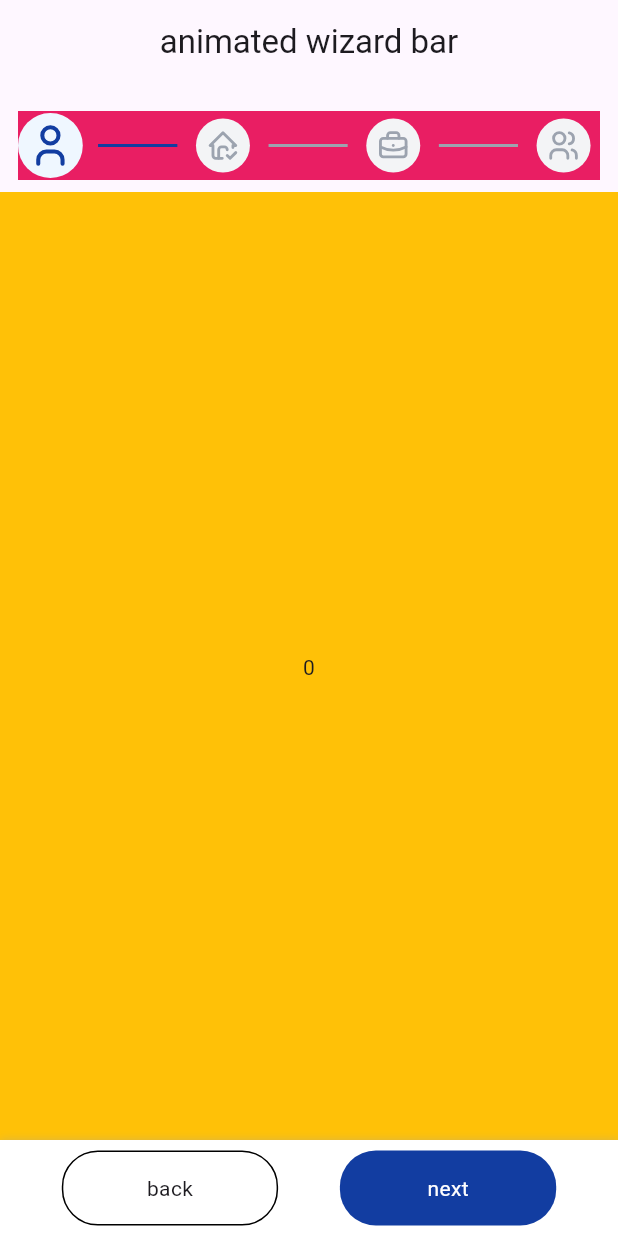
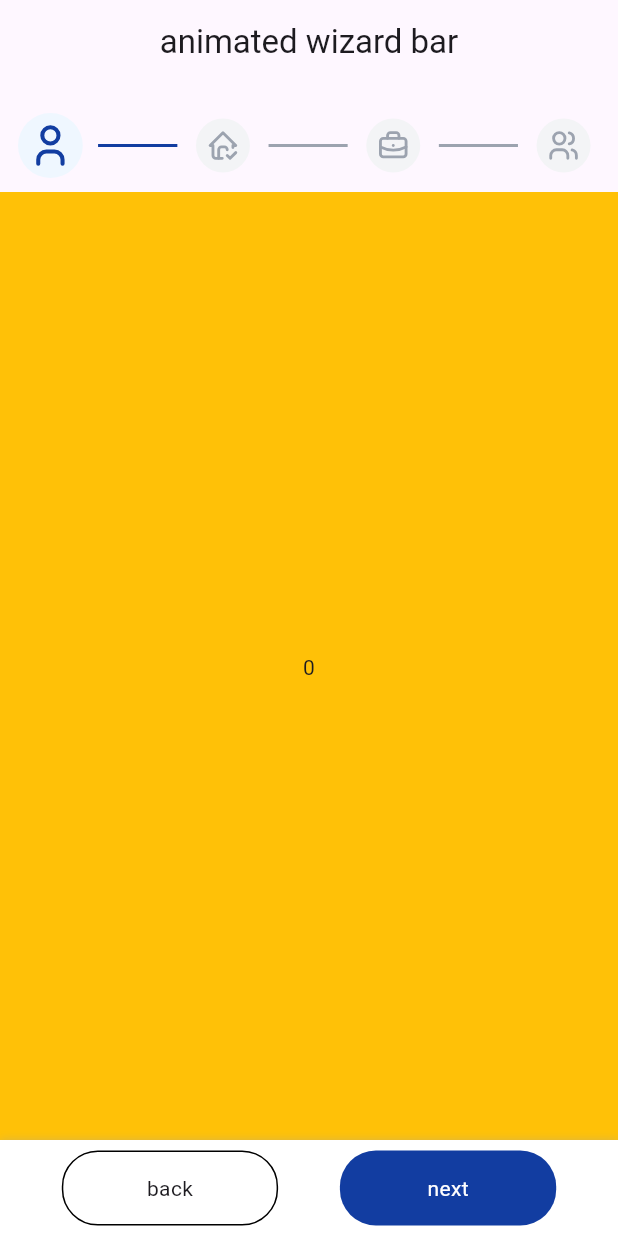
Before and after one commit to matinsoleymani/animated_wizard_stepper, a Flutter app: the screen it shows after launch, on a phone screen of 412 x 824 dp. Run offline on Flutter 3.47's test engine with Material 3 defaults, Android fonts, the phone set to English and light mode, and no system bars; our stand-ins replace flutter_tabler_icons.

Commit message:
fix background color of wizardbar animation

```diff
--- a/lib/page_view/widgets/wizardbar_animation.dart
+++ b/lib/page_view/widgets/wizardbar_animation.dart
@@ -30,8 +30,6 @@ class _WizardBarAnimationState extends State<WizardBarAnimation> {
       padding: const EdgeInsets.only(top: 0, right: 12, left: 12),
       child: SizedBox(
         height: 46, // Fixed height for the wizard bar.
-        child: Container(
-          color: Colors.pink, // Background color for the wizard bar.
         child: Center(
           // Centers the content vertically within the container.
           child: ListView.builder(
@@ -52,7 +50,6 @@ class _WizardBarAnimationState extends State<WizardBarAnimation> {
           ),
         ),
       ),
-      ),
     );
   }
 }
```
Lines whose indentation alone changed are shown as unchanged.
